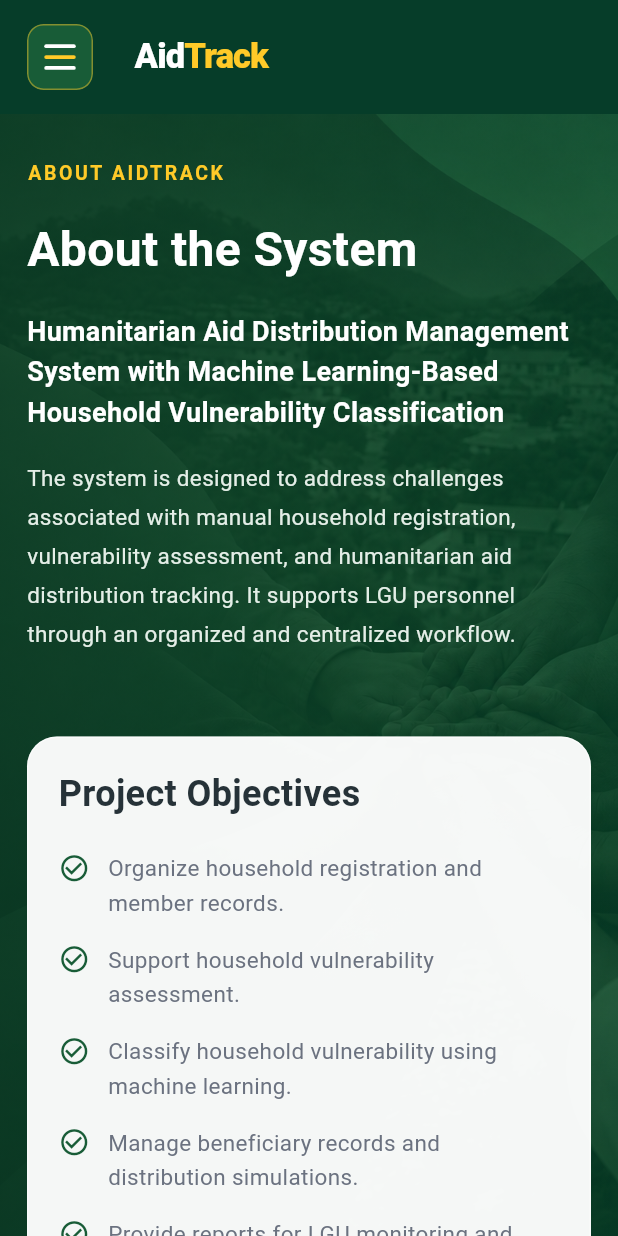
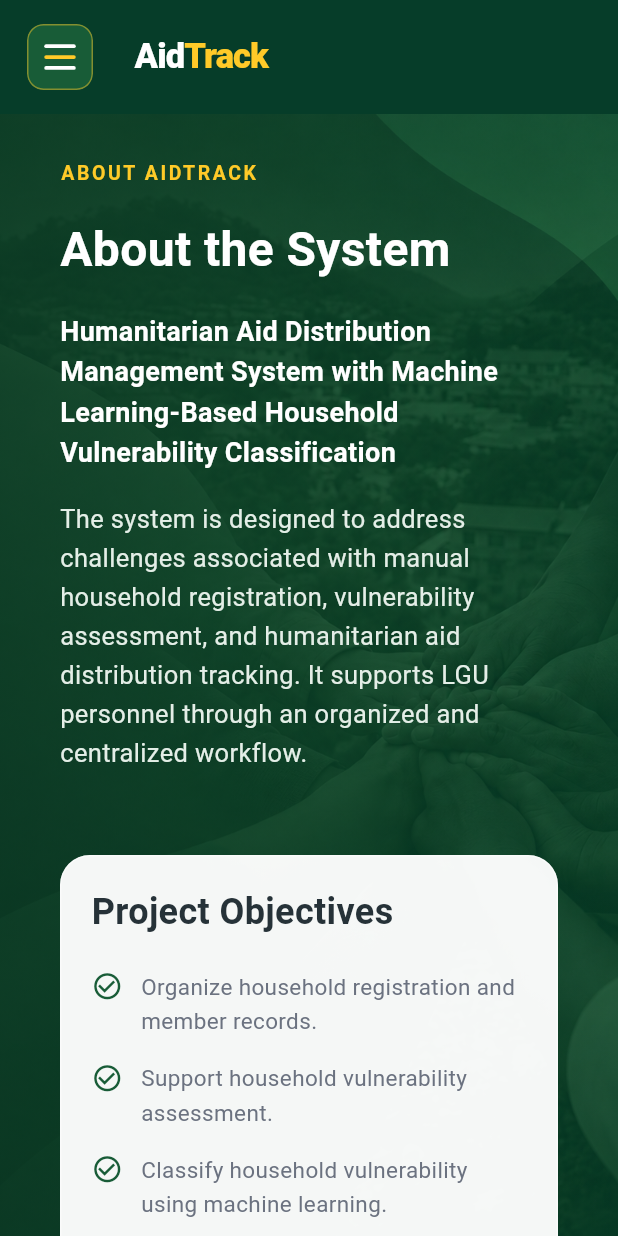
Before and after one commit to stevenpayapaya0515-afk/humanitarian-aid-management-system, a Flutter app: the AboutPageScreen screen opened directly, on a phone screen of 412 x 824 dp. Run offline on Flutter 3.47's test engine with Material 3 defaults, Android fonts, the phone set to English and light mode, and no system bars; missing offline and left inert: dart:js_interop.

Commit message:
Slide back to Home from the About page navigation

```diff
--- a/frontend/lib/screens/public/about_page_screen.dart
+++ b/frontend/lib/screens/public/about_page_screen.dart
@@ -13,21 +13,25 @@ class AboutPageScreen extends StatelessWidget {
 
   @override
   Widget build(BuildContext context) {
-    final isMobile = MediaQuery.sizeOf(context).width < 700;
+    final width = MediaQuery.sizeOf(context).width;
+    final isMobile = width < 700;
+    final headingSize = isMobile ? 32.0 : (width * 0.052).clamp(44.0, 72.0).toDouble();
+
+    void openHome(bool animate) {
+      Navigator.of(context).pushReplacement(publicTabRoute(
+        const HomePageScreen(),
+        fromRight: false,
+        animate: animate,
+      ));
+    }
 
     return Scaffold(
       backgroundColor: AppColors.primaryGreen,
 
       appBar: PublicSiteHeader(
         selectedPage: PublicSitePage.about,
-        onHome: () {
-          Navigator.of(context).pushReplacement(
-            publicSiteSlideRoute(
-              const HomePageScreen(),
-              enterFromRight: false,
-            ),
-          );
-        },
+        onHome: () => openHome(true),
+        onDrawerHome: () => openHome(false),
         onAbout: () {},
         onCoreFunctions: () {
           Navigator.of(context).pushReplacement(
@@ -72,11 +76,11 @@ class AboutPageScreen extends StatelessWidget {
           SingleChildScrollView(
             child: Center(
               child: ConstrainedBox(
-                constraints: const BoxConstraints(maxWidth: double.infinity),
+                constraints: const BoxConstraints(minWidth: double.infinity),
 
                 child: Padding(
                   padding: EdgeInsets.symmetric(
-                    horizontal: isMobile ? 18 : 60,
+                    horizontal: isMobile ? 40 : 46,
                     vertical: isMobile ? 30 : 48,
                   ),
 
@@ -87,7 +91,7 @@ class AboutPageScreen extends StatelessWidget {
                       // PAGE INTRODUCTION
                       // ========================================
                       ConstrainedBox(
-                        constraints: const BoxConstraints(maxWidth: 860),
+                        constraints: const BoxConstraints(maxWidth: double.infinity),
 
                         child: Column(
                           crossAxisAlignment: CrossAxisAlignment.start,
@@ -108,20 +112,20 @@ class AboutPageScreen extends StatelessWidget {
                               'About the System',
                               style: TextStyle(
                                 color: Colors.white,
-                                fontSize: isMobile ? 32 : 44,
+                                fontSize: headingSize,
                                 fontWeight: FontWeight.bold,
                               ),
                             ),
 
                             const SizedBox(height: 18),
 
-                            const Text(
+                            Text(
                               'Humanitarian Aid Distribution Management '
                               'System with Machine Learning-Based '
                               'Household Vulnerability Classification',
                               style: TextStyle(
                                 color: Colors.white,
-                                fontSize: 18,
+                                fontSize: isMobile ? 18 : 24,
                                 height: 1.5,
                                 fontWeight: FontWeight.w600,
                               ),
@@ -129,7 +133,7 @@ class AboutPageScreen extends StatelessWidget {
 
                             const SizedBox(height: 18),
 
-                            const Text(
+                            Text(
                               'The system is designed to address challenges '
                               'associated with manual household registration, '
                               'vulnerability assessment, and humanitarian aid '
@@ -137,8 +141,8 @@ class AboutPageScreen extends StatelessWidget {
                               'through an organized and centralized workflow.',
                               style: TextStyle(
                                 color: Color(0xFFE4EEE7),
-                                fontSize: 15,
-                                height: 1.7,
+                                fontSize: isMobile ? 17 : 22,
+                                height: 1.5,
                               ),
                             ),
                           ],
@@ -289,8 +293,8 @@ class AboutPageScreen extends StatelessWidget {
                               'learning model for household vulnerability '
                               'classification.',
                               style: TextStyle(
-                                fontSize: 15,
-                                height: 1.7,
+                                fontSize: 17,
+                                height: 1.5,
                                 color: AppColors.greyText,
                               ),
                             ),
```
